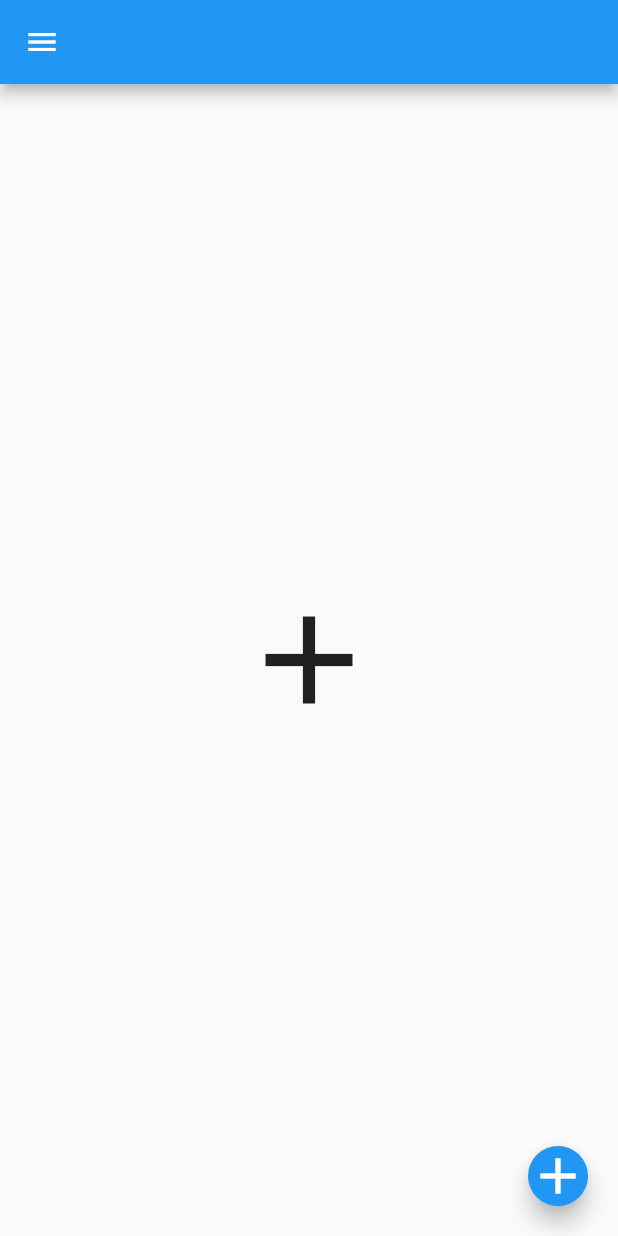
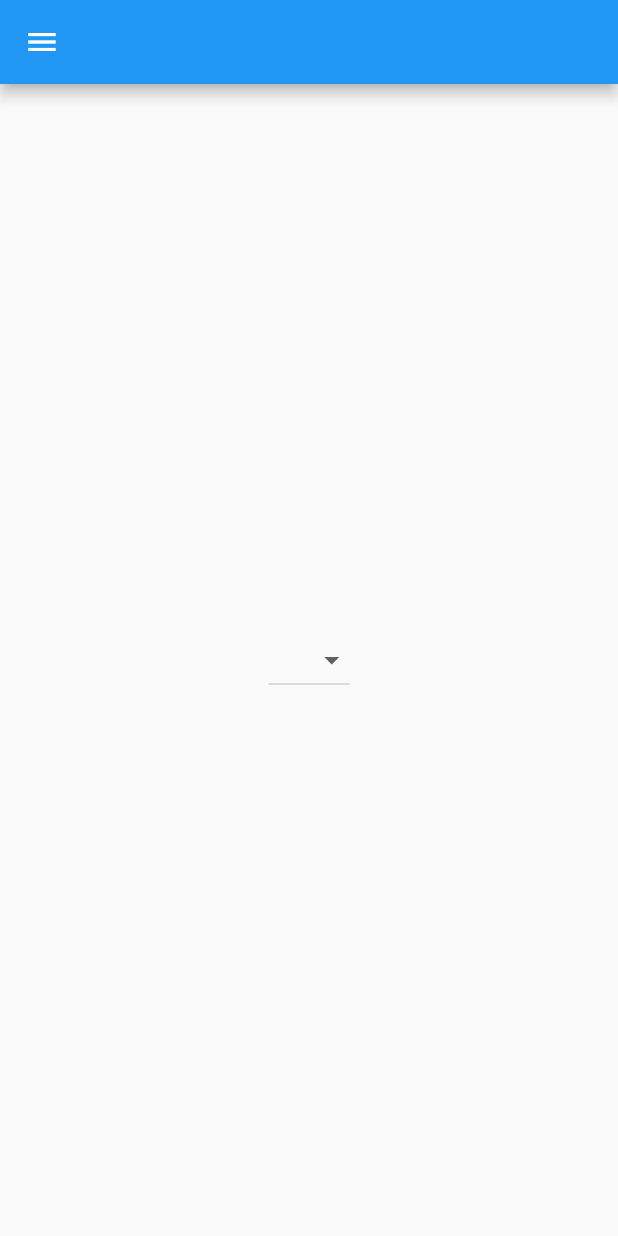
Before and after one commit to HashemAlkeshawi/flutter_youtube_course, a Flutter app: the screen it shows after launch, on a phone screen of 412 x 824 dp. Run offline on Flutter 3.47's test engine with Material 2 defaults, Android fonts, the phone set to English and light mode, and no system bars.

Commit message:
stateFulWidget

```diff
--- /dev/null
+++ b/lib/First.dart
@@ -0,0 +1,38 @@
+import 'package:flutter/material.dart';
+
+// The STATEFUL class
+class FirstTest extends StatefulWidget {
+  FirstTest({Key? key}) : super(key: key);
+
+  @override
+  State<FirstTest> createState() => _FirstState();
+}
+
+// The STATE class
+
+class _FirstState extends State<FirstTest> {
+  var selectedCountry = "select a Country";
+  int x = 0;
+  @override
+  Widget build(BuildContext context) {
+    return Scaffold(
+      appBar: AppBar(),
+      drawer: Drawer(),
+      body: Center(
+          child: DropdownButton(
+        items: ["USA", "UK", "UAE", "SY", "AER"]
+            .map((e) => DropdownMenuItem(
+                  child: Text("$e"),
+                  value: e,
+                ))
+            .toList(),
+        onChanged: (String? val) {
+          setState(() {
+            selectedCountry = val!;
+          });
+        },
+        value: selectedCountry,
+      )),
+    );
+  }
+}
--- a/lib/main.dart
+++ b/lib/main.dart
@@ -1,78 +1,26 @@
-import 'package:flutter/cupertino.dart';
+import 'package:flutter_application_1/First.dart';
 import 'package:flutter/material.dart';
 
 void main() {
-  runApp(App2());
+  runApp(App1());
   // runApp(Example());
   // runApp(App1());
 }
 
-class App2 extends StatelessWidget {
-  int x = 0;
+// The defaul statelessWidget class
+class App1 extends StatelessWidget {
   @override
   Widget build(BuildContext context) {
     return MaterialApp(
-      home: Scaffold(
-        appBar: AppBar(),
-        drawer: Drawer(),
-        floatingActionButton: actionButton(),
-        body: body1(),
-      ),
+      home: FirstTest(),
     );
   }
+}
 
-  Widget body1() {
-    return Container(
-      alignment: Alignment.center,
-      child: Column(
-        mainAxisAlignment: MainAxisAlignment.spaceAround,
-        children: [
-          Container(
-            width: 200,
-            height: 200,
-            // color: Colors.green,
-            child: GestureDetector(
-              onVerticalDragDown: (DragDownDetails) {
-                print("draged down ended");
-              },
-              // onHorizontalDragDown: (DragDownDetails) {
-              //   print("draged horizontal ended");
-              // },
-              child: Icon(
-                Icons.add,
-                size: 100,
-              ),
-              onTapUp: (tap) {
-                print("UP");
-              },
-              onTapDown: (tap) {
-                print("DOWN");
-              },
-              // onTapCancel: () {
-              //   print("CANCEL");
-              // },
-              // onLongPress: () {
-              //   print("LongPressed");
-              // },
-            ),
-          ),
-        ],
-      ),
-    );
-  }
 
-  FloatingActionButton actionButton() {
-    return FloatingActionButton.small(
-      splashColor: Colors.green,
-      onPressed: () {
-        print((x++).toString());
-      },
-      child: Icon(
-        Icons.add,
-        size: 40,
-      ),
-    );
-  }
+
+
+
 
   // Widget body() {
   //   return SingleChildScrollView(
@@ -89,21 +37,7 @@ class App2 extends StatelessWidget {
   //       ));
 // }
 
-  Widget _container(Color color, {String? text, TextAlign? textAlign}) {
-    return Container(
-      margin: EdgeInsets.all(15),
-      width: 130,
-      height: 200,
-      alignment: Alignment.center,
-      decoration: BoxDecoration(
-          color: color, borderRadius: BorderRadius.all(Radius.circular(23))),
-      child: Text(
-        text ?? "A container",
-        textAlign: textAlign ?? TextAlign.center,
-      ),
-    );
-  }
-}
+
 
 // class Example extends StatelessWidget {
 //   @override
```
